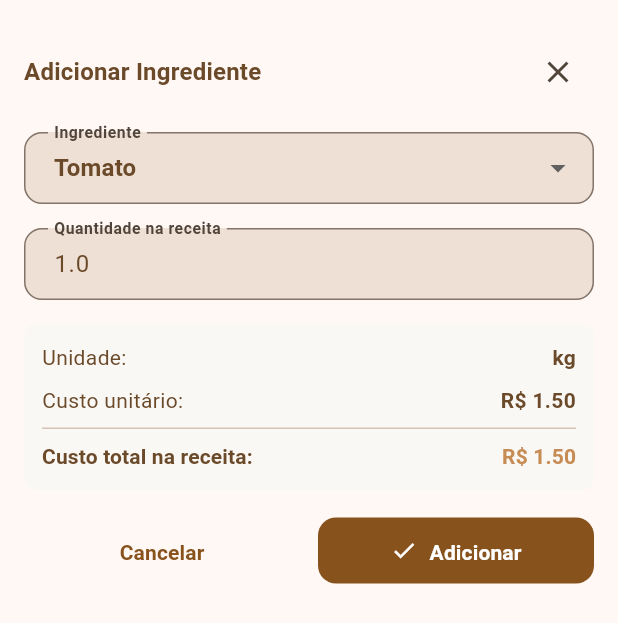
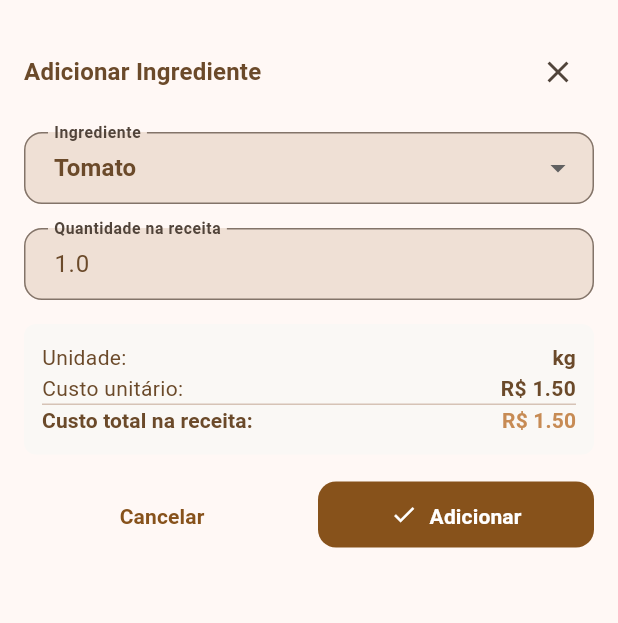
Before and after one commit to FelipePaterni/reseller, a Flutter app: the RecipeItemEditSheet widget shown alone on an empty page, opened directly with empty values, on a phone screen of 412 x 824 dp. Shown: the top 623 px of the screen. Run offline on Flutter 3.47's test engine with Material 3 defaults, Android fonts, the phone set to English and light mode, and no system bars; drawn by our look-alikes of flutter_form_builder.

Commit message:
feat: integrate IngredientTotalRecipe widget into RecipeItemEditSheet for improved ingredient cost display

```diff
--- /dev/null
+++ b/lib/src/modules/recipes/presentation/widgets/ingredient_total_recipe.dart
@@ -0,0 +1,71 @@
+import 'package:flutter/material.dart';
+import 'package:reseller/src/modules/ingredients/domain/entities/ingredient.dart';
+import 'package:reseller/src/core/theme/app_colors.dart';
+
+class IngredientTotalRecipe extends StatelessWidget {
+  const IngredientTotalRecipe({
+    super.key,
+    required this.selectedIngredient,
+    required this.theme,
+    required this.quantity,
+  });
+  final Ingredient selectedIngredient;
+  final ThemeData theme;
+  final double quantity;
+  @override
+  Widget build(BuildContext context) {
+    return Container(
+      padding: const EdgeInsets.all(12),
+      decoration: BoxDecoration(
+        color: AppColors.surfaceVariant,
+        borderRadius: BorderRadius.circular(8),
+      ),
+      child: Column(
+        mainAxisSize: MainAxisSize.min,
+        children: [
+          Row(
+            mainAxisAlignment: MainAxisAlignment.spaceBetween,
+            children: [
+              Text('Unidade:', style: theme.textTheme.bodyMedium),
+              Text(
+                selectedIngredient.unitLabel,
+                style: theme.textTheme.bodyMedium?.copyWith(
+                  fontWeight: FontWeight.w600,
+                ),
+              ),
+            ],
+          ),
+          Row(
+            mainAxisAlignment: MainAxisAlignment.spaceBetween,
+            children: [
+              Text('Custo unitário:', style: theme.textTheme.bodyMedium),
+              Text(
+                'R\$ ${selectedIngredient.costPerUnit.toStringAsFixed(2)}',
+                style: theme.textTheme.bodyMedium?.copyWith(
+                  fontWeight: FontWeight.w600,
+                ),
+              ),
+            ],
+          ),
+          const Divider(),
+          Row(
+            mainAxisAlignment: MainAxisAlignment.spaceBetween,
+            children: [
+              Text(
+                'Custo total na receita:',
+                style: theme.textTheme.titleSmall,
+              ),
+              Text(
+                'R\$ ${(selectedIngredient.costPerUnit * quantity).toStringAsFixed(2)}',
+                style: theme.textTheme.titleSmall?.copyWith(
+                  color: AppColors.brandAccent,
+                  fontWeight: FontWeight.w700,
+                ),
+              ),
+            ],
+          ),
+        ],
+      ),
+    );
+  }
+}
--- a/lib/src/modules/recipes/presentation/widgets/recipe_item_edit_sheet.dart
+++ b/lib/src/modules/recipes/presentation/widgets/recipe_item_edit_sheet.dart
@@ -1,11 +1,11 @@
 import 'package:flutter/material.dart';
 import 'package:flutter_form_builder/flutter_form_builder.dart';
 import 'package:provider/provider.dart';
-import 'package:reseller/src/core/theme/app_colors.dart';
 import 'package:reseller/src/modules/ingredients/domain/entities/ingredient.dart';
 import 'package:reseller/src/modules/ingredients/presentation/provider/ingredients_provider.dart';
 import 'package:reseller/src/modules/recipes/domain/entities/recipe.dart';
 import 'package:reseller/src/modules/recipes/presentation/provider/recipes_provider.dart';
+import 'package:reseller/src/modules/recipes/presentation/widgets/ingredient_total_recipe.dart';
 
 class RecipeItemEditSheet extends StatefulWidget {
   final String recipeId;
@@ -105,6 +105,14 @@ class _RecipeItemEditSheetState extends State<RecipeItemEditSheet> {
         .where((ingredient) => !usedIngredientIds.contains(ingredient.id))
         .toList();
 
+    // Ensure _selectedIngredient is in availableIngredients
+    if (!availableIngredients.contains(_selectedIngredient) &&
+        availableIngredients.isNotEmpty) {
+      WidgetsBinding.instance.addPostFrameCallback((_) {
+        setState(() => _selectedIngredient = availableIngredients.first);
+      });
+    }
+
     return SingleChildScrollView(
       padding: EdgeInsets.only(
         left: 16,
@@ -149,7 +157,9 @@ class _RecipeItemEditSheetState extends State<RecipeItemEditSheet> {
             else
               FormBuilderDropdown<Ingredient>(
                 name: 'ingredient_select',
-                initialValue: _selectedIngredient,
+                initialValue: availableIngredients.contains(_selectedIngredient)
+                    ? _selectedIngredient
+                    : null,
                 decoration: const InputDecoration(
                   labelText: 'Ingrediente',
                   hintText: 'Selecione um ingrediente',
@@ -198,61 +208,10 @@ class _RecipeItemEditSheetState extends State<RecipeItemEditSheet> {
                 return null;
               },
             ),
-            Container(
-              padding: const EdgeInsets.all(12),
-              decoration: BoxDecoration(
-                color: AppColors.surfaceVariant,
-                borderRadius: BorderRadius.circular(8),
-              ),
-              child: Column(
-                spacing: 8,
-                children: [
-                  Row(
-                    mainAxisAlignment: MainAxisAlignment.spaceBetween,
-                    children: [
-                      Text('Unidade:', style: theme.textTheme.bodyMedium),
-                      Text(
-                        _selectedIngredient.unitLabel,
-                        style: theme.textTheme.bodyMedium?.copyWith(
-                          fontWeight: FontWeight.w600,
-                        ),
-                      ),
-                    ],
-                  ),
-                  Row(
-                    mainAxisAlignment: MainAxisAlignment.spaceBetween,
-                    children: [
-                      Text(
-                        'Custo unitário:',
-                        style: theme.textTheme.bodyMedium,
-                      ),
-                      Text(
-                        'R\$ ${_selectedIngredient.costPerUnit.toStringAsFixed(2)}',
-                        style: theme.textTheme.bodyMedium?.copyWith(
-                          fontWeight: FontWeight.w600,
-                        ),
-                      ),
-                    ],
-                  ),
-                  const Divider(),
-                  Row(
-                    mainAxisAlignment: MainAxisAlignment.spaceBetween,
-                    children: [
-                      Text(
-                        'Custo total na receita:',
-                        style: theme.textTheme.titleSmall,
-                      ),
-                      Text(
-                        'R\$ ${(_selectedIngredient.costPerUnit * _quantity).toStringAsFixed(2)}',
-                        style: theme.textTheme.titleSmall?.copyWith(
-                          color: AppColors.brandAccent,
-                          fontWeight: FontWeight.w700,
-                        ),
-                      ),
-                    ],
-                  ),
-                ],
-              ),
+            IngredientTotalRecipe(
+              selectedIngredient: _selectedIngredient,
+              theme: theme,
+              quantity: _quantity,
             ),
             Row(
               spacing: 12,
```
